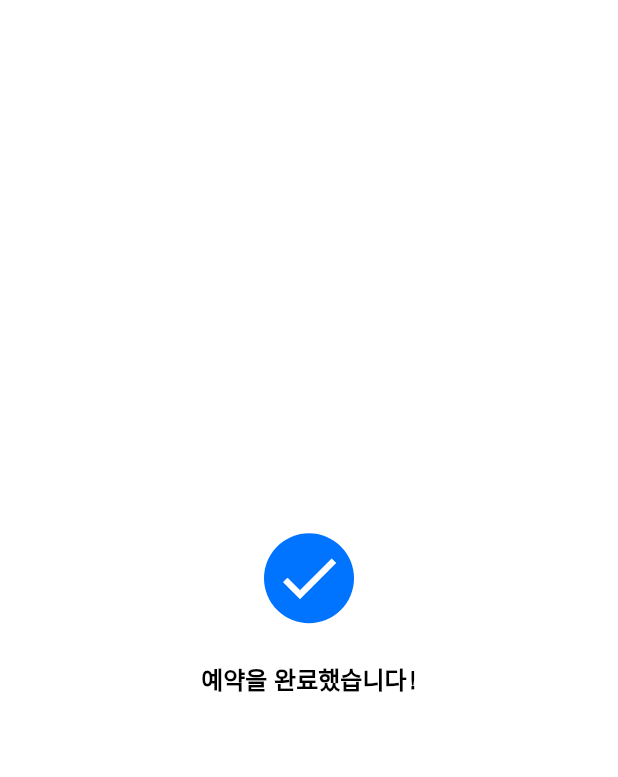
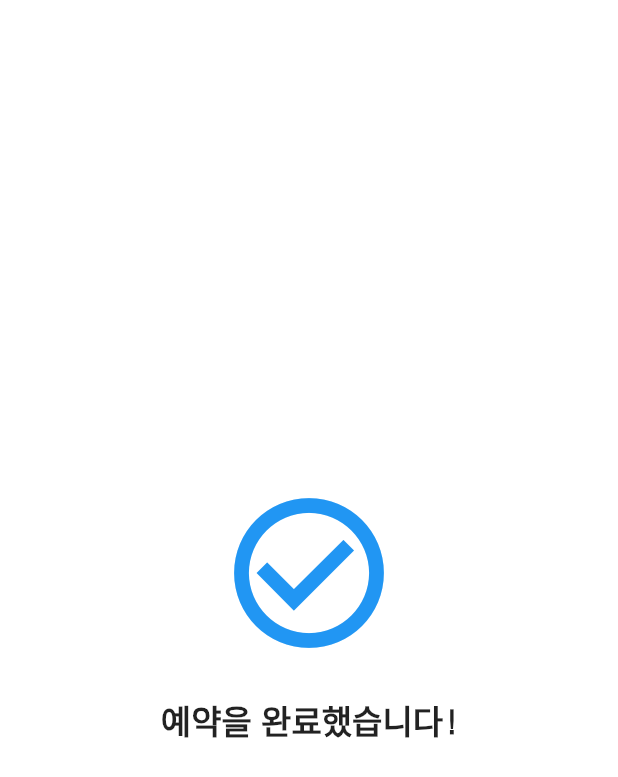
Before and after one commit to Funital/ClassyParking, a Flutter app: the PrevPaymentSuccessScreen screen opened by its route, on a phone screen of 412 x 824 dp. Shown: the top 777 px of the screen. Run offline on Flutter 3.47's test engine with Material 3 defaults, Android fonts, the phone set to English and light mode, and no system bars; our stand-ins replace flutter_map, geocoding, geolocator, go_router, image_picker, latlong2; accounts and stored records are empty.

Commit message:
[#25] 성공 뷰 통일
#25

```diff
--- a/classy_parking/lib/core/router/app_router.dart
+++ b/classy_parking/lib/core/router/app_router.dart
@@ -17,6 +17,7 @@ import 'package:classy_parking/presentation/screens/parking_payment/prev/prev_pa
 import 'package:classy_parking/presentation/screens/parking_payment/success/payment_success_screen.dart';
 import 'package:classy_parking/presentation/screens/parking_payment/success/prev_payment_success_screen.dart';
 import 'package:classy_parking/presentation/screens/register/register_screen.dart';
+import 'package:classy_parking/presentation/screens/register/register_success_screen.dart';
 import 'package:classy_parking/presentation/screens/report/report_screen.dart';
 import 'package:classy_parking/presentation/screens/report/report_success_screen.dart';
 import 'package:classy_parking/presentation/screens/setting/setting_screen.dart';
@@ -69,7 +70,7 @@ final Map<String, GoRouterWidgetBuilder> routeBuilders = {
   RoutePath.setting: (context, state) => const SettingScreen(),
 
   RoutePath.register: (context, state) => const RegisterScreen(),
-  RoutePath.success_register: (context, state) => const ReportSuccessScreen(),
+  RoutePath.success_register: (context, state) => const RegisterSuccessScreen(),
   RoutePath.myPage_info: (context, state) => const MypageInfoScreen(),
   RoutePath.myPark: (context, state) => const MyParkScreen(),
   RoutePath.park_manage: (context, state) => const MyParkinigManageScreen(),
--- a/classy_parking/lib/presentation/screens/parking_payment/success/prev_payment_success_screen.dart
+++ b/classy_parking/lib/presentation/screens/parking_payment/success/prev_payment_success_screen.dart
@@ -24,35 +24,26 @@ class _PrevPaymentSuccessScreenState extends State<PrevPaymentSuccessScreen> {
   @override
   Widget build(BuildContext context) {
     return Scaffold(
-      backgroundColor: Colors.white,
-      body: Center(
-        child: Column(
-          mainAxisAlignment: MainAxisAlignment.center,
-          children: [
-            Container(
-              width: 60,
-              height: 60,
-              decoration: BoxDecoration(
-                color: AppColor.highlightBlue,
-                shape: BoxShape.circle,
-              ),
-              child: const Icon(
-                Icons.check,
-                color: Colors.white,
-                size: 48,
+      body: Column(
+        children: [
+          Expanded(
+            child: Center(
+              child: Column(
+                mainAxisSize: MainAxisSize.min,
+                children: [
+                  const Icon(Icons.check_circle_outline,
+                      size: 120, color: Colors.blue),
+                  const SizedBox(height: 20),
+                  const Text(
+                    "예약을 완료했습니다!",
+                    textAlign: TextAlign.center,
+                    style: TextStyle(fontSize: 22, fontWeight: FontWeight.bold),
+                  ),
+                ],
               ),
             ),
-            const SizedBox(height: 24),
-            const Text(
-              "예약을 완료했습니다!",
-              style: TextStyle(
-                fontSize: 16,
-                color: Colors.black,
-                fontWeight: FontWeight.w600,
-              ),
-            ),
-          ],
-        ),
+          ),
+        ],
       ),
     );
   }
```
Also changed, not shown: classy_parking/lib/presentation/screens/parking_payment/success/payment_success_screen.dart (+18 -27 lines).
